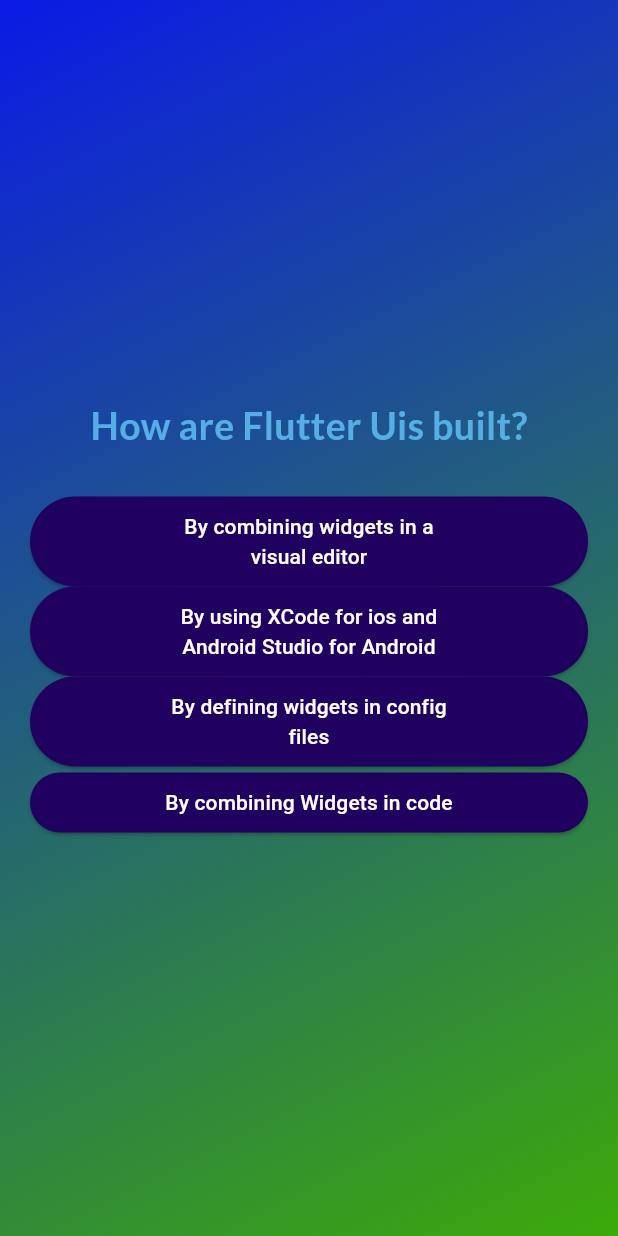
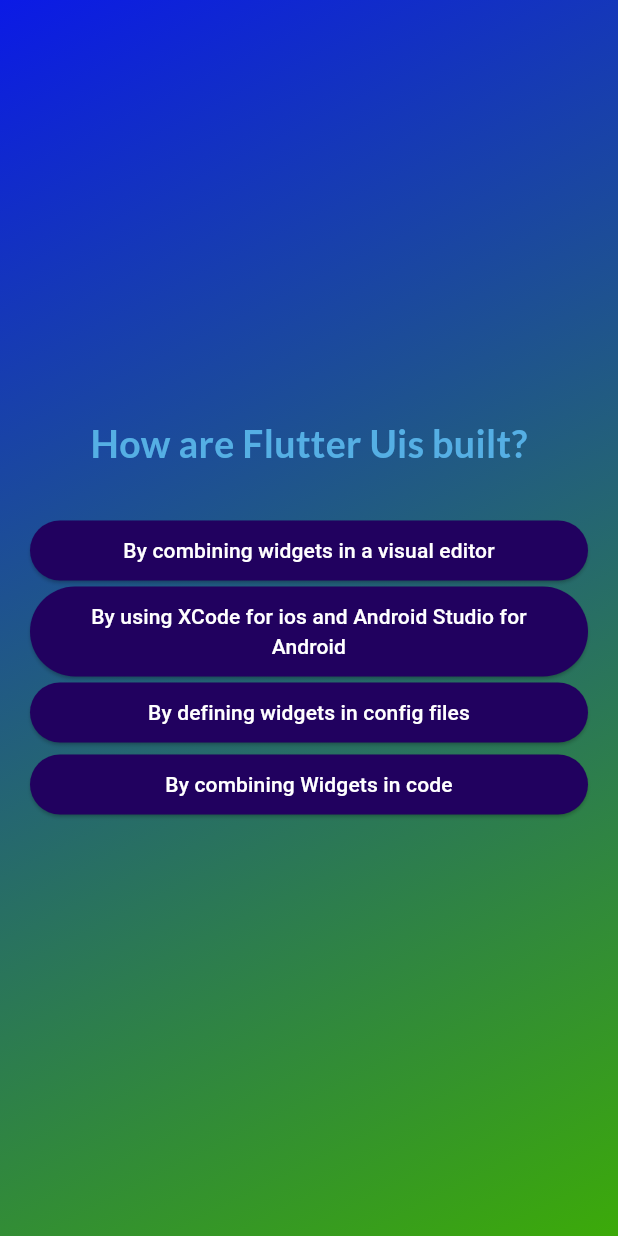
Before and after one commit to Sandipshrestha1/quiz_app, a Flutter app: the screen it shows after launch, after a tap on "Start quiz", after a tap on "Components", on a phone screen of 412 x 824 dp. Run offline on Flutter 3.47's test engine with Material 3 defaults, Android fonts, the phone set to English and light mode, and no system bars; our stand-ins replace google_fonts.

Commit message:
dynamic ui

```diff
--- a/quiz_app/lib/answer_button.dart
+++ b/quiz_app/lib/answer_button.dart
@@ -14,7 +14,7 @@ class AnswerButton extends StatelessWidget {
     return ElevatedButton(
       onPressed: onTap,
       style: ElevatedButton.styleFrom(
-        padding: const EdgeInsets.symmetric(vertical: 10, horizontal: 90),
+        padding: const EdgeInsets.symmetric(vertical: 10, horizontal: 40),
         backgroundColor: const Color.fromARGB(255, 33, 1, 95),
         foregroundColor: Colors.white,
         shape: RoundedRectangleBorder(
--- a/quiz_app/lib/models/quiz_questions.dart
+++ b/quiz_app/lib/models/quiz_questions.dart
@@ -2,7 +2,7 @@ class QuizQuestion {
  const  QuizQuestion(this.text, this.answers);
   final String text;
   final List<String> answers;
-List<String> getShuffledAnswers() {
+List<String> get shuffledAnswers {
 
  final shuffledList =List.of(answers);
  shuffledList.shuffle();
--- a/quiz_app/lib/questions_screen.dart
+++ b/quiz_app/lib/questions_screen.dart
@@ -60,7 +60,7 @@ class _QuestionsScreenState extends State<QuestionsScreen> {
             const SizedBox(height: 30),
             // ... means Spreading values
             // We are using this because we cannot use list inside onother list
-            ...currentQuestion.getShuffledAnswers().map(
+            ...currentQuestion.shuffledAnswers.map(
               (answer) {
                 return AnswerButton(
                   answerText: answer,
--- a/quiz_app/lib/quiz.dart
+++ b/quiz_app/lib/quiz.dart
@@ -12,8 +12,8 @@ class Quiz extends StatefulWidget {
 }
 
 class _QuizState extends State<Quiz> {
-  List<String> selectedAnswers = [];
-  var activeScreen = 'start-screen';
+  List<String> _selectedAnswers = [];
+  var _activeScreen = 'start-screen';
 
 // we cann't use var because var resultrestrict   activescreen
 //  var activeScreen = const StartScreen();
@@ -29,35 +29,44 @@ class _QuizState extends State<Quiz> {
 
   void switchScreen() {
     setState(() {
-      activeScreen = 'questions-screen';
+      _activeScreen = 'questions-screen';
 //  QuestionsScreen();
     });
   }
 
-  void chooseAnswer(String answer) {
-    selectedAnswers.add(answer);
-    if (selectedAnswers.length == questions.length) {
+  void _chooseAnswer(String answer) {
+    _selectedAnswers.add(answer);
+    if (_selectedAnswers.length == questions.length) {
       setState(() {
-       // selectedAnswers = [];
-        activeScreen = 'result-screen';
+        // selectedAnswers = [];
+        _activeScreen = 'result-screen';
       });
     }
+  }
+
+  void restartQuiz() {
+    setState(() {
+      _selectedAnswers = [];
+      _activeScreen = 'result-screen';
+    });
   }
 
   @override
   Widget build(BuildContext context) {
     Widget screenWidget = StartScreen(switchScreen);
 
-    if (activeScreen == 'questions-screen') {
+    if (_activeScreen == 'questions-screen') {
       screenWidget = QuestionsScreen(
-        onSelectAnswer: chooseAnswer,
+        onSelectAnswer: _chooseAnswer,
       );
     }
 //var screenWidget = StartScreen(switchScreen);
 
-    if (activeScreen == 'result-screen') {
+    if (_activeScreen == 'result-screen') {
       screenWidget = ResultsScreen(
-        chosenAnswers: selectedAnswers,
+        chosenAnswers: _selectedAnswers,
+        onRestart: restartQuiz,
+        // onRestart: restartQuiz,
       );
     }
     return MaterialApp(
```
Also changed, not shown: quiz_app/lib/questions_summary.dart (+6 -1 lines), quiz_app/lib/result_screen.dart (+8 -2 lines).
